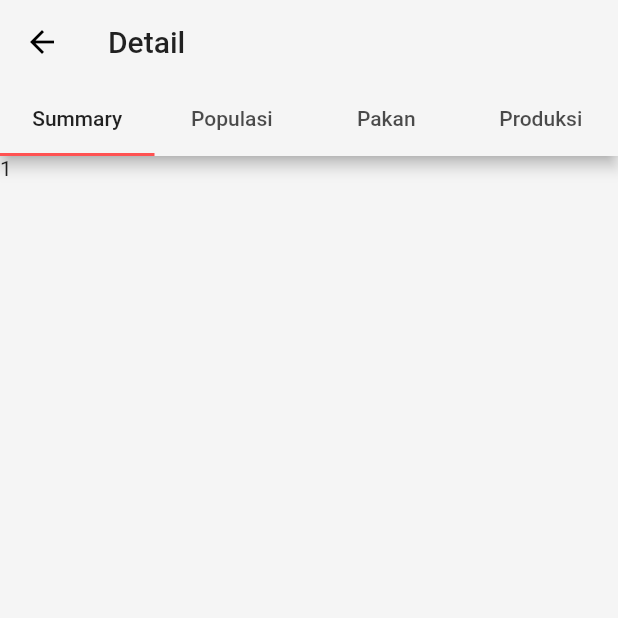
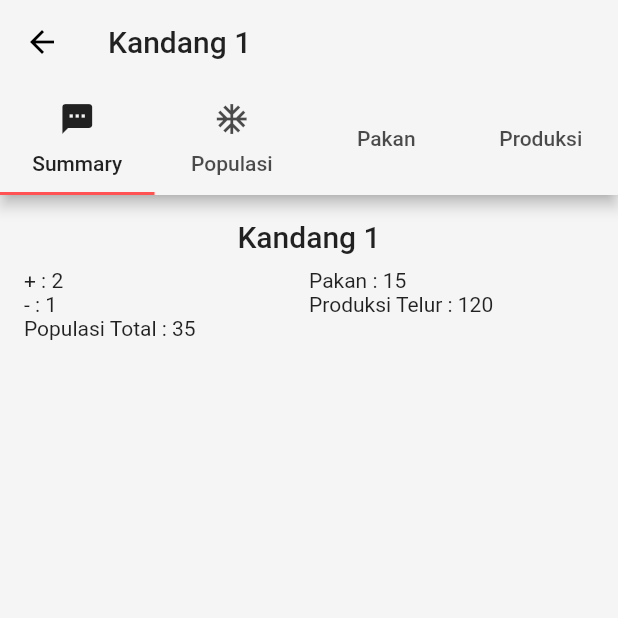
Before and after one commit to edy-yi-wei/farmhouse, a Flutter app: the BarnDetail screen opened directly, on a phone screen of 412 x 824 dp, the top half of it. Run offline on Flutter 3.47's test engine with Material 2 defaults, Android fonts, the phone set to English and light mode, and no system bars; our stand-ins replace percent_indicator, shared_preferences; accounts and stored records are empty.

Commit message:
add master cage

```diff
--- a/lib/screens/barn_detail.dart
+++ b/lib/screens/barn_detail.dart
@@ -24,6 +24,7 @@ class BarnDetail extends StatefulWidget {
 class _BarnDetailState extends State<BarnDetail> {
   bool _loading;
   Cage cage;
+
   getCage() async {
     setState(() {
       _loading = true;
@@ -37,7 +38,7 @@ class _BarnDetailState extends State<BarnDetail> {
       cage = Cage.fromJson(decodedJson);
       _loading = false;
     });
-    print(decodedJson);
+//    print(decodedJson);
 //    int code = response.statusCode;
 //    if (code == 200) {
 //      setState(() {
@@ -61,11 +62,11 @@ class _BarnDetailState extends State<BarnDetail> {
         length: 4,
         child: Scaffold(
             appBar: AppBar(
-                title: Text('Detail'),
+                title: Text(this.cage.cageName),
                 bottom: TabBar(
                     tabs: [
-                      Tab(text: 'Summary'),
-                      Tab(text: 'Populasi'),
+                      Tab(icon: Icon(Icons.sms), text: 'Summary'),
+                      Tab(icon: Icon(Icons.ac_unit), text: 'Populasi'),
                       Tab(text: 'Pakan'),
                       Tab(text: 'Produksi')
                     ]
--- a/lib/screens/home.dart
+++ b/lib/screens/home.dart
@@ -3,7 +3,8 @@ import 'dart:ui';
 import 'package:flutter/material.dart';
 //import 'package:http/http.dart' as http;
 import 'package:superhero_app/screens/settings.dart';
-import 'package:superhero_app/screens/Dashboard.dart';
+import 'package:superhero_app/screens/dashboard.dart';
+import 'package:superhero_app/screens/cage_master_list.dart';
 
 class Home extends StatefulWidget {
   final String title;
@@ -18,7 +19,7 @@ class _HomeState extends State<Home> {
   int _menuIndex = 0;
   List<Widget> _children = [
     Dashboard(title: "Dashboard"),
-    Text('Master'),
+    CageMasterList(title: "Master Kandang"),
     Text('Input'),
     Text('Report'),
     Text('Setting')
--- a/lib/widget/barn_detail_widget.dart
+++ b/lib/widget/barn_detail_widget.dart
@@ -1,4 +1,5 @@
 import 'package:flutter/material.dart';
+import 'package:superhero_app/widget/cage_summary_widget.dart';
 
 class BarnDetailWidget extends StatelessWidget {
   var cageId;
@@ -26,7 +27,7 @@ class BarnDetailWidget extends StatelessWidget {
 
     return TabBarView(
       children: <Widget>[
-        Text('1'),
+        CageSummaryWidget(cageId: cageId, cageName: cageName, populationPlus: populationPlus, populationMinus: populationMinus, populationTotal: populationTotal, feed: feed, eggProduction: eggProduction),
         Text('2'),
         Text('3'),
         Text('4')
--- /dev/null
+++ b/lib/widget/cage_summary_widget.dart
@@ -0,0 +1,78 @@
+import 'package:flutter/material.dart';
+import 'package:superhero_app/screens/barn_detail.dart';
+import 'package:superhero_app/widget/superhero_avatar.dart';
+
+class CageSummaryWidget extends StatelessWidget {
+  var cageId;
+  String cageName;
+  var populationPlus;
+  var populationMinus;
+  var populationTotal;
+  var feed;
+  var eggProduction;
+
+  CageSummaryWidget({
+    Key key,
+    @required this.cageId,
+    @required this.cageName,
+    @required this.populationPlus,
+    @required this.populationMinus,
+    @required this.populationTotal,
+    @required this.feed,
+    @required this.eggProduction,
+  }) : super(key: key);
+
+  @override
+  Widget build(BuildContext context) {
+    TextTheme textTheme = Theme.of(context).textTheme;
+
+    return InkWell(
+      child: Container(
+          child: Padding(
+            padding: const EdgeInsets.all(16.0),
+            child: IntrinsicHeight(
+              child: Column(
+                mainAxisAlignment: MainAxisAlignment.start,
+                crossAxisAlignment: CrossAxisAlignment.center,
+                children: <Widget>[
+                  Container(
+                    margin: EdgeInsets.fromLTRB(0, 0, 0, 10),
+                    child: Text(cageName, style: textTheme.title)
+                  ),
+                  Row(
+                    mainAxisAlignment: MainAxisAlignment.spaceEvenly,
+                    crossAxisAlignment: CrossAxisAlignment.start,
+                    children: <Widget>[
+                      Expanded(
+                        child: Container(
+                          child: Column(
+                            mainAxisAlignment: MainAxisAlignment.start,
+                            crossAxisAlignment: CrossAxisAlignment.start,
+                            children: <Widget>[
+                              Text("+ : $populationPlus"),
+                              Text("- : $populationMinus"),
+                              Text("Populasi Total : $populationTotal")
+                            ],
+                          ),
+                        ),
+                      ),
+                      Expanded(
+                        child: Container(
+                          // color: Colors.indigo,
+                          child: Column(
+                            mainAxisAlignment: MainAxisAlignment.spaceEvenly,
+                            crossAxisAlignment: CrossAxisAlignment.start,
+                            children: <Widget>[
+                              Text("Pakan : "+feed.toString()),
+                              Text("Produksi Telur : $eggProduction")
+                            ],
+                          ),
+                        ),
+                      )
+                  ]),
+              ]),
+        ),
+      )),
+    );
+  }
+}
```
Also changed, not shown: lib/podo/cage_master.dart (added, +19 -0 lines), lib/screens/cage_master_list.dart (added, +62 -0 lines), lib/widget/cage_master_list_widget.dart (added, +65 -0 lines), lib/screens/dashboard.dart (renamed from lib/screens/Dashboard.dart).
